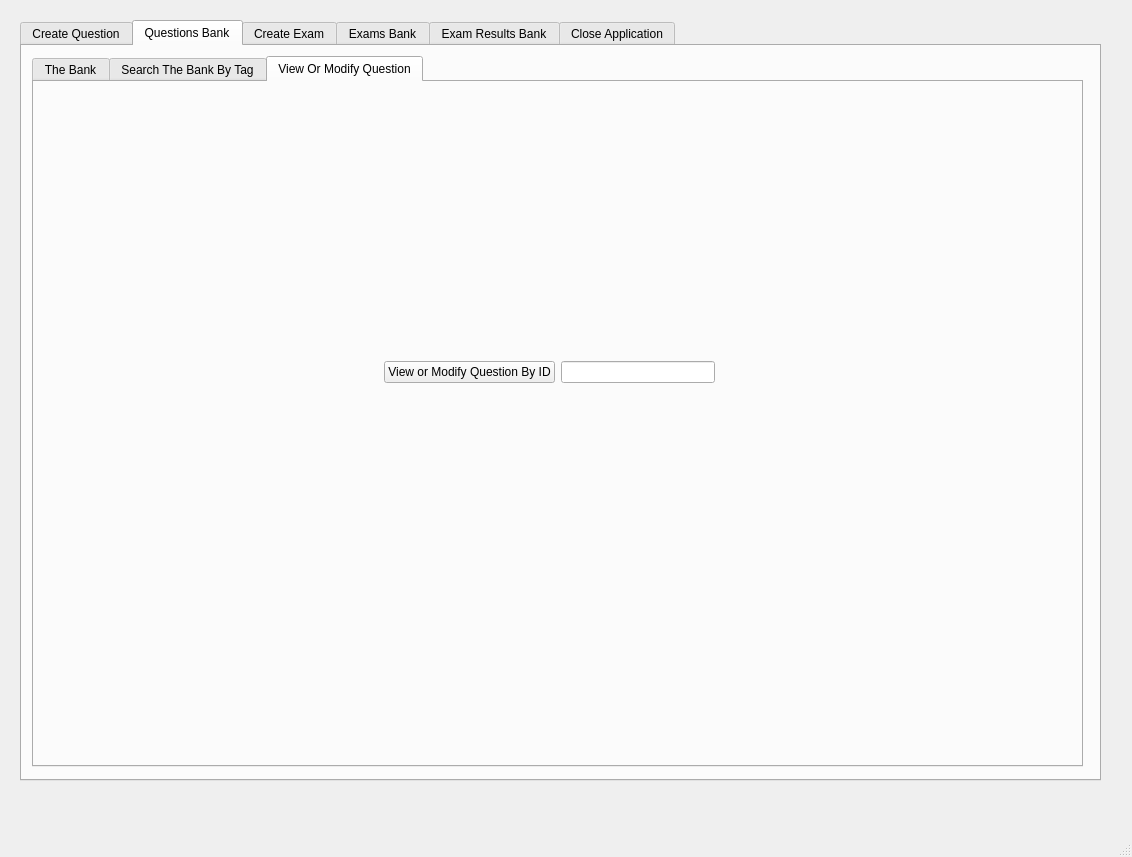
First picture: the form in GUI/TeacherGUIQtDesigner.ui, repository applet199/OOPCourseWorkTwo, before the edit.
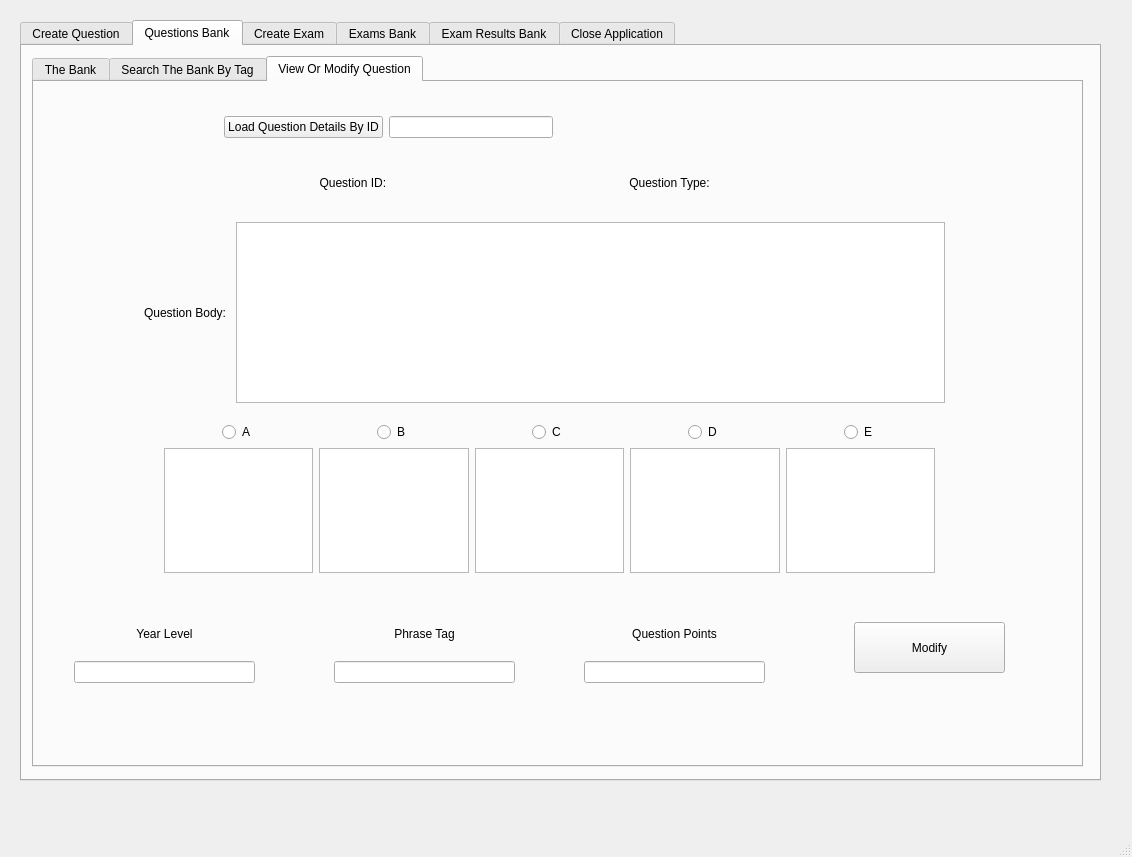
Second picture: the form after the edit. The open tabs and pages were chosen to show the change.

Patch:
```diff
--- a/GUI/TeacherGUIQtDesigner.ui
+++ b/GUI/TeacherGUIQtDesigner.ui
@@ -910,37 +910,342 @@
        <widget class="QLabel" name="label_12">
         <property name="geometry">
          <rect>
-          <x>390</x>
-          <y>370</y>
-          <width>201</width>
+          <x>580</x>
+          <y>30</y>
+          <width>261</width>
+          <height>41</height>
+         </rect>
+        </property>
+        <property name="text">
+         <string/>
+        </property>
+       </widget>
+       <widget class="QLabel" name="label_45">
+        <property name="geometry">
+         <rect>
+          <x>240</x>
+          <y>80</y>
+          <width>161</width>
+          <height>41</height>
+         </rect>
+        </property>
+        <property name="text">
+         <string>Question ID: </string>
+        </property>
+        <property name="alignment">
+         <set>Qt::AlignCenter</set>
+        </property>
+        <property name="wordWrap">
+         <bool>true</bool>
+        </property>
+       </widget>
+       <widget class="QWidget" name="layoutWidget_27">
+        <property name="geometry">
+         <rect>
+          <x>300</x>
+          <y>530</y>
+          <width>181</width>
           <height>71</height>
          </rect>
         </property>
+        <layout class="QVBoxLayout" name="verticalLayout_22">
+         <item>
+          <widget class="QLabel" name="label_54">
+           <property name="text">
+            <string>Phrase Tag</string>
+           </property>
+           <property name="alignment">
+            <set>Qt::AlignCenter</set>
+           </property>
+           <property name="wordWrap">
+            <bool>true</bool>
+           </property>
+          </widget>
+         </item>
+         <item>
+          <widget class="QLineEdit" name="lineEdit_8">
+           <property name="text">
+            <string/>
+           </property>
+          </widget>
+         </item>
+        </layout>
+       </widget>
+       <widget class="QWidget" name="layoutWidget_29">
+        <property name="geometry">
+         <rect>
+          <x>550</x>
+          <y>530</y>
+          <width>181</width>
+          <height>71</height>
+         </rect>
+        </property>
+        <layout class="QVBoxLayout" name="verticalLayout_35">
+         <item>
+          <widget class="QLabel" name="label_56">
+           <property name="text">
+            <string>Question Points</string>
+           </property>
+           <property name="alignment">
+            <set>Qt::AlignCenter</set>
+           </property>
+           <property name="wordWrap">
+            <bool>true</bool>
+           </property>
+          </widget>
+         </item>
+         <item>
+          <widget class="QLineEdit" name="lineEdit_28">
+           <property name="text">
+            <string/>
+           </property>
+          </widget>
+         </item>
+        </layout>
+       </widget>
+       <widget class="QPushButton" name="pushButton_9">
+        <property name="geometry">
+         <rect>
+          <x>820</x>
+          <y>540</y>
+          <width>151</width>
+          <height>51</height>
+         </rect>
+        </property>
         <property name="text">
+         <string>Modify</string>
+        </property>
+       </widget>
+       <widget class="QLabel" name="label_57">
+        <property name="geometry">
+         <rect>
+          <x>260</x>
+          <y>620</y>
+          <width>481</width>
+          <height>41</height>
+         </rect>
+        </property>
+        <property name="text">
          <string/>
         </property>
        </widget>
+       <widget class="QLabel" name="label_47">
+        <property name="geometry">
+         <rect>
+          <x>510</x>
+          <y>80</y>
+          <width>251</width>
+          <height>41</height>
+         </rect>
+        </property>
+        <property name="text">
+         <string>Question Type:</string>
+        </property>
+        <property name="alignment">
+         <set>Qt::AlignCenter</set>
+        </property>
+       </widget>
        <widget class="QWidget" name="">
         <property name="geometry">
          <rect>
-          <x>350</x>
-          <y>250</y>
-          <width>331</width>
-          <height>81</height>
+          <x>190</x>
+          <y>30</y>
+          <width>329</width>
+          <height>30</height>
          </rect>
         </property>
         <layout class="QHBoxLayout" name="horizontalLayout_3">
          <item>
           <widget class="QPushButton" name="pushButton_8">
            <property name="text">
-            <string>View or Modify Question By ID</string>
+            <string>Load Question Details By ID</string>
            </property>
           </widget>
          </item>
          <item>
-          <widget class="QLineEdit" name="lineEdit_8">
+          <widget class="QLineEdit" name="lineEdit_5"/>
+         </item>
+        </layout>
+       </widget>
+       <widget class="QWidget" name="">
+        <property name="geometry">
+         <rect>
+          <x>110</x>
+          <y>140</y>
+          <width>801</width>
+          <height>181</height>
+         </rect>
+        </property>
+        <layout class="QHBoxLayout" name="horizontalLayout_4">
+         <item>
+          <widget class="QLabel" name="label_46">
+           <property name="text">
+            <string>Question Body: </string>
+           </property>
+          </widget>
+         </item>
+         <item>
+          <widget class="QTextEdit" name="textEdit_7">
+           <property name="html">
+            <string>&lt;!DOCTYPE HTML PUBLIC &quot;-//W3C//DTD HTML 4.0//EN&quot; &quot;http://www.w3.org/TR/REC-html40/strict.dtd&quot;&gt;
+&lt;html&gt;&lt;head&gt;&lt;meta name=&quot;qrichtext&quot; content=&quot;1&quot; /&gt;&lt;style type=&quot;text/css&quot;&gt;
+p, li { white-space: pre-wrap; }
+&lt;/style&gt;&lt;/head&gt;&lt;body style=&quot; font-family:'MS Shell Dlg 2'; font-size:7.8pt; font-weight:400; font-style:normal;&quot;&gt;
+&lt;p align=&quot;center&quot; style=&quot;-qt-paragraph-type:empty; margin-top:0px; margin-bottom:0px; margin-left:0px; margin-right:0px; -qt-block-indent:0; text-indent:0px;&quot;&gt;&lt;br /&gt;&lt;/p&gt;&lt;/body&gt;&lt;/html&gt;</string>
+           </property>
+          </widget>
+         </item>
+        </layout>
+       </widget>
+       <widget class="QWidget" name="">
+        <property name="geometry">
+         <rect>
+          <x>130</x>
+          <y>340</y>
+          <width>771</width>
+          <height>151</height>
+         </rect>
+        </property>
+        <layout class="QHBoxLayout" name="horizontalLayout_14">
+         <item>
+          <layout class="QVBoxLayout" name="verticalLayout_9">
+           <item alignment="Qt::AlignHCenter">
+            <widget class="QRadioButton" name="radioButton_6">
+             <property name="text">
+              <string>A</string>
+             </property>
+            </widget>
+           </item>
+           <item>
+            <widget class="QTextEdit" name="textEdit_8">
+             <property name="html">
+              <string>&lt;!DOCTYPE HTML PUBLIC &quot;-//W3C//DTD HTML 4.0//EN&quot; &quot;http://www.w3.org/TR/REC-html40/strict.dtd&quot;&gt;
+&lt;html&gt;&lt;head&gt;&lt;meta name=&quot;qrichtext&quot; content=&quot;1&quot; /&gt;&lt;style type=&quot;text/css&quot;&gt;
+p, li { white-space: pre-wrap; }
+&lt;/style&gt;&lt;/head&gt;&lt;body style=&quot; font-family:'MS Shell Dlg 2'; font-size:7.8pt; font-weight:400; font-style:normal;&quot;&gt;
+&lt;p align=&quot;center&quot; style=&quot;-qt-paragraph-type:empty; margin-top:0px; margin-bottom:0px; margin-left:0px; margin-right:0px; -qt-block-indent:0; text-indent:0px;&quot;&gt;&lt;br /&gt;&lt;/p&gt;&lt;/body&gt;&lt;/html&gt;</string>
+             </property>
+            </widget>
+           </item>
+          </layout>
+         </item>
+         <item>
+          <layout class="QVBoxLayout" name="verticalLayout_10">
+           <item alignment="Qt::AlignHCenter">
+            <widget class="QRadioButton" name="radioButton_7">
+             <property name="text">
+              <string>B</string>
+             </property>
+            </widget>
+           </item>
+           <item>
+            <widget class="QTextEdit" name="textEdit_9">
+             <property name="html">
+              <string>&lt;!DOCTYPE HTML PUBLIC &quot;-//W3C//DTD HTML 4.0//EN&quot; &quot;http://www.w3.org/TR/REC-html40/strict.dtd&quot;&gt;
+&lt;html&gt;&lt;head&gt;&lt;meta name=&quot;qrichtext&quot; content=&quot;1&quot; /&gt;&lt;style type=&quot;text/css&quot;&gt;
+p, li { white-space: pre-wrap; }
+&lt;/style&gt;&lt;/head&gt;&lt;body style=&quot; font-family:'MS Shell Dlg 2'; font-size:7.8pt; font-weight:400; font-style:normal;&quot;&gt;
+&lt;p align=&quot;center&quot; style=&quot;-qt-paragraph-type:empty; margin-top:0px; margin-bottom:0px; margin-left:0px; margin-right:0px; -qt-block-indent:0; text-indent:0px;&quot;&gt;&lt;br /&gt;&lt;/p&gt;&lt;/body&gt;&lt;/html&gt;</string>
+             </property>
+            </widget>
+           </item>
+          </layout>
+         </item>
+         <item>
+          <layout class="QVBoxLayout" name="verticalLayout_12">
+           <item alignment="Qt::AlignHCenter">
+            <widget class="QRadioButton" name="radioButton_8">
+             <property name="text">
+              <string>C</string>
+             </property>
+            </widget>
+           </item>
+           <item>
+            <widget class="QTextEdit" name="textEdit_10">
+             <property name="html">
+              <string>&lt;!DOCTYPE HTML PUBLIC &quot;-//W3C//DTD HTML 4.0//EN&quot; &quot;http://www.w3.org/TR/REC-html40/strict.dtd&quot;&gt;
+&lt;html&gt;&lt;head&gt;&lt;meta name=&quot;qrichtext&quot; content=&quot;1&quot; /&gt;&lt;style type=&quot;text/css&quot;&gt;
+p, li { white-space: pre-wrap; }
+&lt;/style&gt;&lt;/head&gt;&lt;body style=&quot; font-family:'MS Shell Dlg 2'; font-size:7.8pt; font-weight:400; font-style:normal;&quot;&gt;
+&lt;p align=&quot;center&quot; style=&quot;-qt-paragraph-type:empty; margin-top:0px; margin-bottom:0px; margin-left:0px; margin-right:0px; -qt-block-indent:0; text-indent:0px;&quot;&gt;&lt;br /&gt;&lt;/p&gt;&lt;/body&gt;&lt;/html&gt;</string>
+             </property>
+            </widget>
+           </item>
+          </layout>
+         </item>
+         <item>
+          <layout class="QVBoxLayout" name="verticalLayout_13">
+           <item alignment="Qt::AlignHCenter">
+            <widget class="QRadioButton" name="radioButton_9">
+             <property name="text">
+              <string>D</string>
+             </property>
+            </widget>
+           </item>
+           <item>
+            <widget class="QTextEdit" name="textEdit_11">
+             <property name="html">
+              <string>&lt;!DOCTYPE HTML PUBLIC &quot;-//W3C//DTD HTML 4.0//EN&quot; &quot;http://www.w3.org/TR/REC-html40/strict.dtd&quot;&gt;
+&lt;html&gt;&lt;head&gt;&lt;meta name=&quot;qrichtext&quot; content=&quot;1&quot; /&gt;&lt;style type=&quot;text/css&quot;&gt;
+p, li { white-space: pre-wrap; }
+&lt;/style&gt;&lt;/head&gt;&lt;body style=&quot; font-family:'MS Shell Dlg 2'; font-size:7.8pt; font-weight:400; font-style:normal;&quot;&gt;
+&lt;p align=&quot;center&quot; style=&quot;-qt-paragraph-type:empty; margin-top:0px; margin-bottom:0px; margin-left:0px; margin-right:0px; -qt-block-indent:0; text-indent:0px;&quot;&gt;&lt;br /&gt;&lt;/p&gt;&lt;/body&gt;&lt;/html&gt;</string>
+             </property>
+            </widget>
+           </item>
+          </layout>
+         </item>
+         <item>
+          <layout class="QVBoxLayout" name="verticalLayout_15">
+           <item alignment="Qt::AlignHCenter">
+            <widget class="QRadioButton" name="radioButton_10">
+             <property name="text">
+              <string>E</string>
+             </property>
+            </widget>
+           </item>
+           <item>
+            <widget class="QTextEdit" name="textEdit_20">
+             <property name="html">
+              <string>&lt;!DOCTYPE HTML PUBLIC &quot;-//W3C//DTD HTML 4.0//EN&quot; &quot;http://www.w3.org/TR/REC-html40/strict.dtd&quot;&gt;
+&lt;html&gt;&lt;head&gt;&lt;meta name=&quot;qrichtext&quot; content=&quot;1&quot; /&gt;&lt;style type=&quot;text/css&quot;&gt;
+p, li { white-space: pre-wrap; }
+&lt;/style&gt;&lt;/head&gt;&lt;body style=&quot; font-family:'MS Shell Dlg 2'; font-size:7.8pt; font-weight:400; font-style:normal;&quot;&gt;
+&lt;p align=&quot;center&quot; style=&quot;-qt-paragraph-type:empty; margin-top:0px; margin-bottom:0px; margin-left:0px; margin-right:0px; -qt-block-indent:0; text-indent:0px;&quot;&gt;&lt;br /&gt;&lt;/p&gt;&lt;/body&gt;&lt;/html&gt;</string>
+             </property>
+            </widget>
+           </item>
+          </layout>
+         </item>
+        </layout>
+       </widget>
+       <widget class="QWidget" name="">
+        <property name="geometry">
+         <rect>
+          <x>40</x>
+          <y>530</y>
+          <width>181</width>
+          <height>71</height>
+         </rect>
+        </property>
+        <layout class="QVBoxLayout" name="verticalLayout_21">
+         <item>
+          <widget class="QLabel" name="label_53">
+           <property name="text">
+            <string>Year Level</string>
+           </property>
            <property name="alignment">
             <set>Qt::AlignCenter</set>
+           </property>
+           <property name="wordWrap">
+            <bool>true</bool>
+           </property>
+          </widget>
+         </item>
+         <item>
+          <widget class="QLineEdit" name="lineEdit_6">
+           <property name="text">
+            <string/>
            </property>
           </widget>
          </item>
```
Left out of the diff: 4 changed lines with no effect on the pictures.
